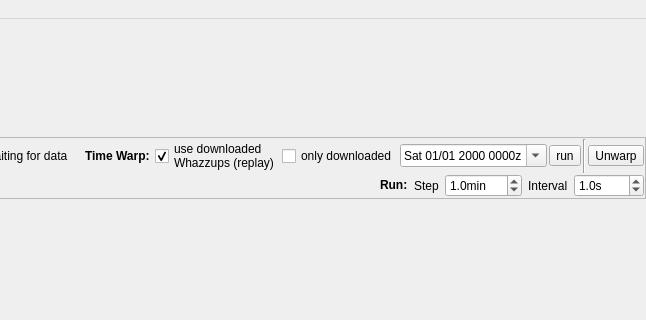
This is src/Window.ui in qutescoop/qutescoop as Qt 5 draws it before an edit; both pictures show x 304 to 950 and y 0 to 320 of the 950 by 626 pixel window. The edited form follows.
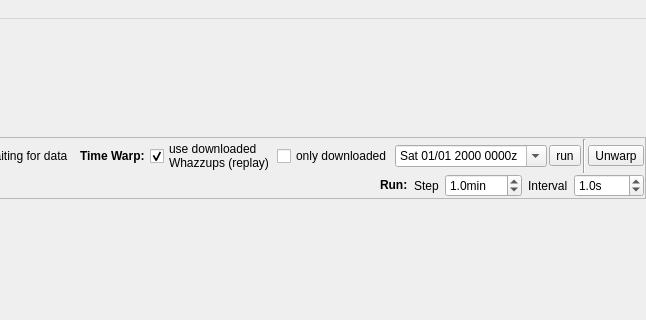
This is the edited form. Icons and pictures are not drawn.

Commit message:
[BUGFIX] work-around a Windows layout problem with date time fields
Somehow Qt on Windows miscalculates the necessary width for these
fields.

We are working around the problem by adding a little custom padding.

Fixes #55

What changed in the file:
```diff
--- a/src/Window.ui
+++ b/src/Window.ui
@@ -115,6 +115,11 @@
          </item>
          <item>
           <widget class="QDateTimeEdit" name="dateTimePredict">
+           <property name="styleSheet">
+            <string notr="true">* {
+  padding-right: 5px;
+}</string>
+           </property>
            <property name="wrapping">
             <bool>true</bool>
            </property>
```
The commit also changes 1 other file.
